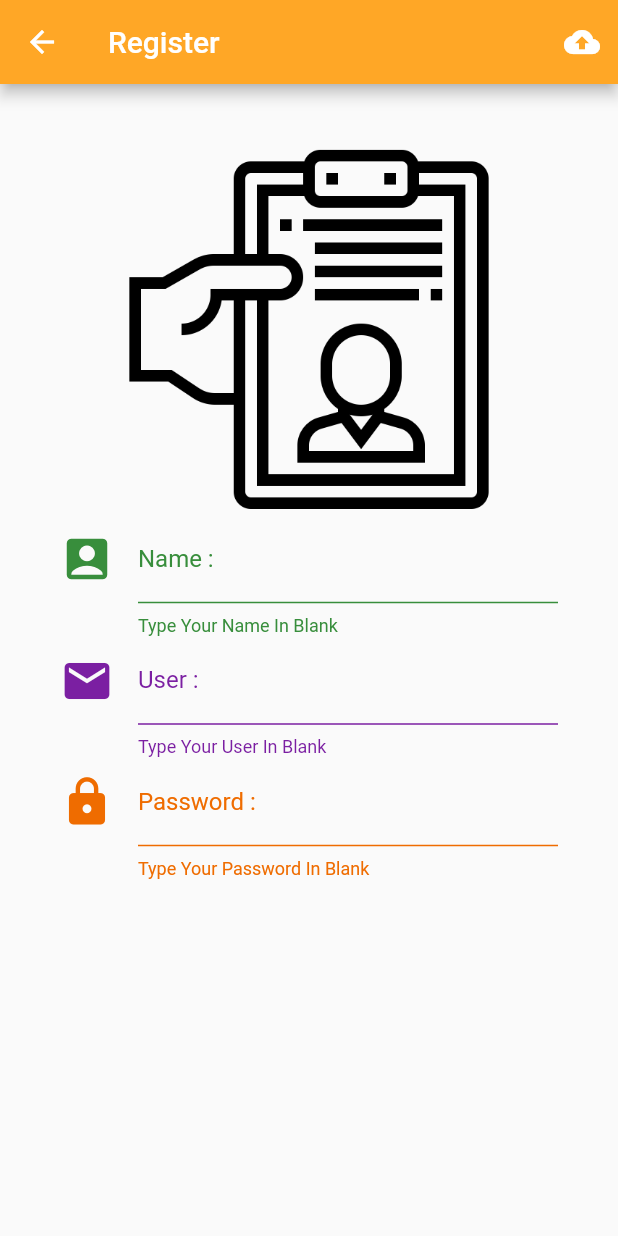
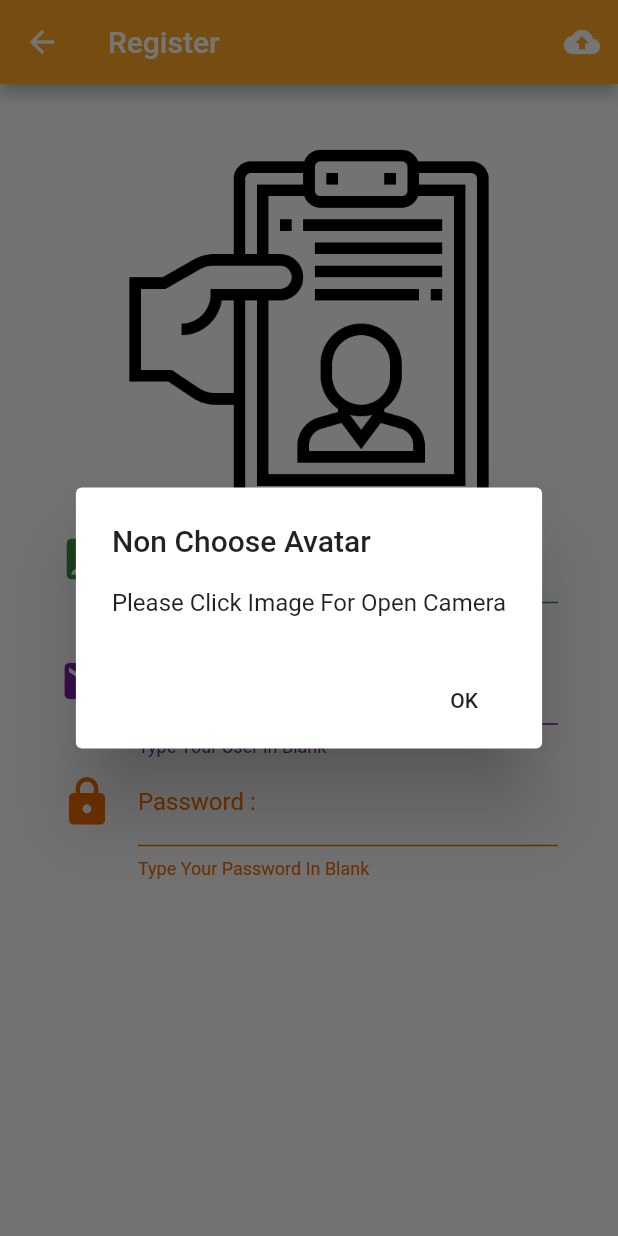
Before and after one commit to masterUNG/UngRice, a Flutter app: the Register screen opened directly, after a tap on the "cloud upload" icon, on a phone screen of 412 x 824 dp. Run offline on Flutter 3.47's test engine with Material 2 defaults, Android fonts, the phone set to English and light mode, and no system bars; our stand-ins replace google_fonts, image_picker.

Commit message:
Check Space Success

```diff
--- /dev/null
+++ b/lib/utility/normal_dialog.dart
@@ -0,0 +1,18 @@
+import 'package:flutter/material.dart';
+
+Future<void> normalDialog(
+    BuildContext context, String title, String message) async {
+  showDialog(
+    context: context,
+    builder: (context) => AlertDialog(
+      title: Text(title),
+      content: Text(message),
+      actions: <Widget>[
+        FlatButton(
+          onPressed: () => Navigator.of(context).pop(),
+          child: Text('OK'),
+        ),
+      ],
+    ),
+  );
+}
--- a/lib/widget/register.dart
+++ b/lib/widget/register.dart
@@ -2,6 +2,7 @@ import 'dart:io';
 
 import 'package:flutter/material.dart';
 import 'package:image_picker/image_picker.dart';
+import 'package:ungrice/utility/normal_dialog.dart';
 
 class Register extends StatefulWidget {
   @override
@@ -11,6 +12,7 @@ class Register extends StatefulWidget {
 class _RegisterState extends State<Register> {
   // Field
   File file;
+  String name, user, password, urlPath;
 
   // Method
   Widget nameForm() {
@@ -18,6 +20,7 @@ class _RegisterState extends State<Register> {
     String title = 'Name :';
     String help = 'Type Your Name In Blank';
     return TextField(
+      onChanged: (value) => name = value.trim(),
       decoration: InputDecoration(
         enabledBorder:
             UnderlineInputBorder(borderSide: BorderSide(color: color)),
@@ -39,6 +42,7 @@ class _RegisterState extends State<Register> {
     String title = 'User :';
     String help = 'Type Your User In Blank';
     return TextField(
+      onChanged: (value) => user = value.trim(),
       decoration: InputDecoration(
         enabledBorder:
             UnderlineInputBorder(borderSide: BorderSide(color: color)),
@@ -60,6 +64,7 @@ class _RegisterState extends State<Register> {
     String title = 'Password :';
     String help = 'Type Your Password In Blank';
     return TextField(
+      onChanged: (value) => password = value.trim(),
       decoration: InputDecoration(
         enabledBorder:
             UnderlineInputBorder(borderSide: BorderSide(color: color)),
@@ -85,7 +90,8 @@ class _RegisterState extends State<Register> {
       child: Container(
         height: MediaQuery.of(context).size.height * 0.3,
         width: MediaQuery.of(context).size.width,
-        child: file == null ? Image.asset('images/avartar.png') : Image.file(file) ,
+        child:
+            file == null ? Image.asset('images/avartar.png') : Image.file(file),
       ),
     );
   }
@@ -101,14 +107,27 @@ class _RegisterState extends State<Register> {
       setState(() {
         file = object;
       });
-
     } catch (e) {}
   }
 
   Widget registerButton() {
     return IconButton(
       icon: Icon(Icons.cloud_upload),
-      onPressed: () {},
+      onPressed: () {
+        if (file == null) {
+          normalDialog(context, 'Non Choose Avatar',
+              'Please Click Image For Open Camera');
+        } else if (name == null ||
+            name.isEmpty ||
+            user == null ||
+            user.isEmpty ||
+            password == null ||
+            password.isEmpty) {
+          normalDialog(context, 'Have Space', 'Please Fill Every Blank');
+        } else {
+
+        }
+      },
     );
   }
 
```
